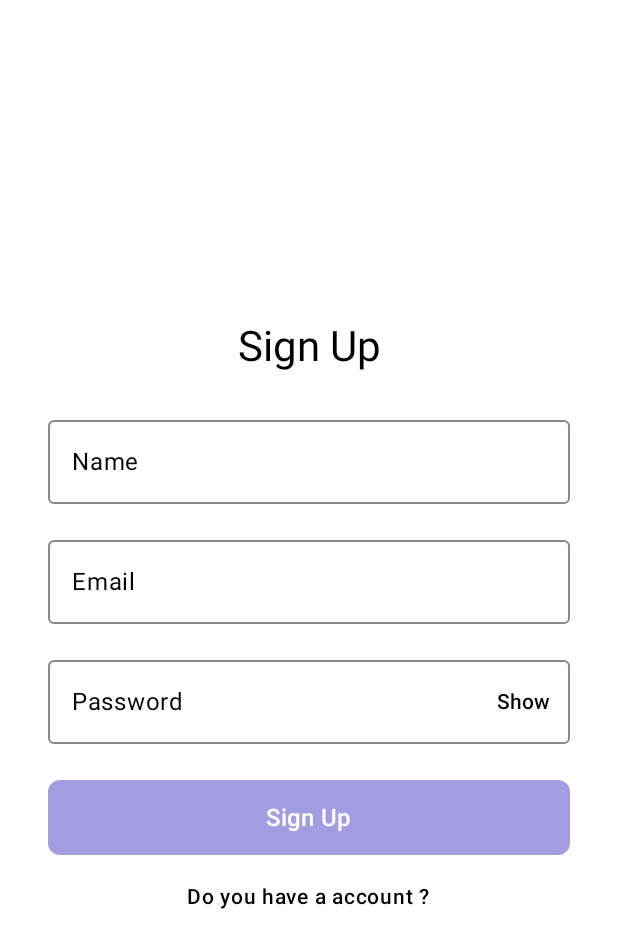
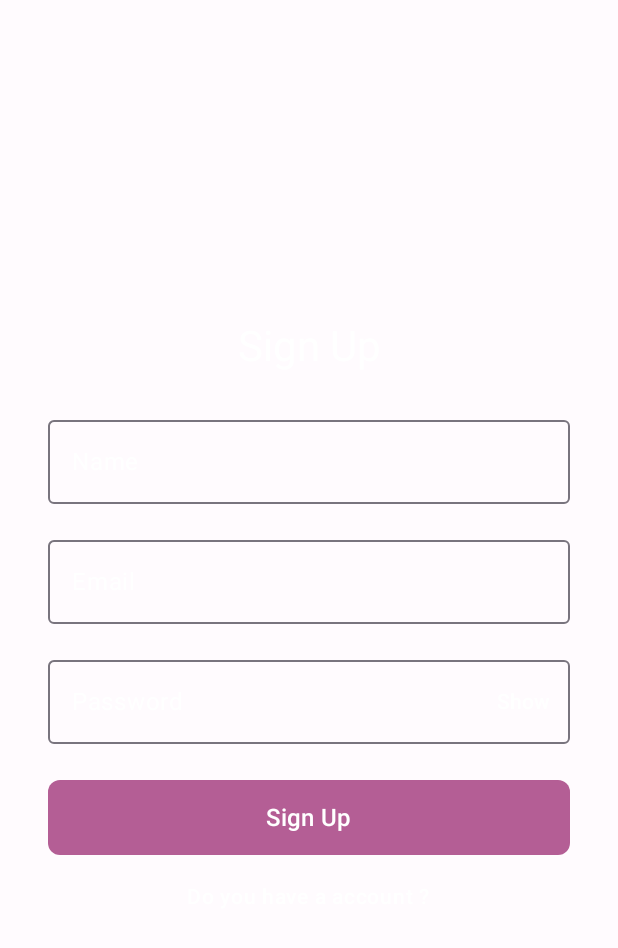
Before and after one commit to sudesuvar/toruApplication, an Android app built with Jetpack Compose: the screen it shows after launch (MainActivity), after a tap on "Sign Up", on a phone screen of 412 x 824 dp. Shown: the top 948 px of the screen. Run offline under Robolectric (Android 15) with nearby library versions, the phone set to English and light mode, and no system bars; our stand-ins replace Firebase (no records; nobody signed in at launch, a user with empty details on screens opened directly), livedata-compose; 2 statements that could not run were skipped.

Commit message:
theme setting update

```diff
--- a/app/src/main/AndroidManifest.xml
+++ b/app/src/main/AndroidManifest.xml
@@ -22,7 +22,6 @@
         <activity
             android:name=".MainActivity"
             android:exported="true"
-            android:label="@string/app_name"
             android:theme="@style/Theme.ToruApplication">
             <intent-filter>
                 <action android:name="android.intent.action.MAIN" />
--- a/app/src/main/java/com/example/toruapplication/MainActivity.kt
+++ b/app/src/main/java/com/example/toruapplication/MainActivity.kt
@@ -29,12 +29,13 @@ import com.example.toruapplication.pages.MainPage
 import com.example.toruapplication.pages.SettingsPage
 import com.example.toruapplication.pages.WelcomePage
 import com.example.toruapplication.pages.SignupPage
-import com.example.toruapplication.theme.ThemeViewModel
-import com.example.toruapplication.theme.ToruTheme
+import com.example.toruapplication.ui.theme.ThemeViewModel
+import com.example.toruapplication.ui.theme.ToruTheme
 import com.example.toruapplication.viewmodel.AuthState
 import com.example.toruapplication.viewmodel.AuthViewModel
 import com.google.firebase.FirebaseApp
 import android.Manifest
+import androidx.compose.foundation.isSystemInDarkTheme
 import androidx.compose.runtime.setValue
 import com.example.toruapplication.viewmodel.AudioRecorderViewModel
 import com.google.firebase.appcheck.FirebaseAppCheck
@@ -56,7 +57,9 @@ class MainActivity : ComponentActivity() {
         )
         enableEdgeToEdge()
         setContent {
-            var darkTheme by remember { mutableStateOf(false) }
+            //var darkTheme by remember { mutableStateOf(false) }
+            val isSystemDark = isSystemInDarkTheme()
+            var darkTheme by remember { mutableStateOf(isSystemDark) }
             ToruTheme(darkTheme = darkTheme) {
                 ToruApp(darkTheme, onThemeUpdated = { darkTheme = !darkTheme })
             }
--- a/app/src/main/java/com/example/toruapplication/pages/SignupPage.kt
+++ b/app/src/main/java/com/example/toruapplication/pages/SignupPage.kt
@@ -62,7 +62,7 @@ fun SignupPage(navController: NavController, viewModel: AuthViewModel) {
     Box(
         modifier = Modifier
             .fillMaxSize()
-            .background(Color.White)
+            .background(MaterialTheme.colorScheme.background)
             .pointerInput(Unit) {
                 detectTapGestures(onTap = {
                     focusManager.clearFocus()
@@ -78,7 +78,7 @@ fun SignupPage(navController: NavController, viewModel: AuthViewModel) {
         ) {
             Text(
                 text = "Sign Up",
-                color = Color.Black,
+                color = MaterialTheme.colorScheme.onSurface,
                 fontSize = 28.sp,
                 style = MaterialTheme.typography.titleLarge
             )
@@ -89,18 +89,18 @@ fun SignupPage(navController: NavController, viewModel: AuthViewModel) {
             OutlinedTextField(
                 value = name.value,
                 onValueChange = { name.value = it },
-                label = { Text("Name", color = Color.Black) }, // Label color set to black
+                label = { Text("Name", color = MaterialTheme.colorScheme.onSurface) }, // Label color set to black
                 modifier = Modifier
                     .fillMaxWidth()
                     .padding(horizontal = 16.dp),
                 colors = OutlinedTextFieldDefaults.colors(
                     unfocusedContainerColor = Color.Transparent,
                     focusedContainerColor = Color.Transparent,
-                    unfocusedLabelColor = Color.Gray,
-                    focusedLabelColor = Color.Black,
-                    cursorColor = Color.Black,
-                    unfocusedBorderColor = Color.Gray,
-                    focusedBorderColor = Color.Black
+                    unfocusedLabelColor = MaterialTheme.colorScheme.outline,
+                    focusedLabelColor = MaterialTheme.colorScheme.onSurface,
+                    cursorColor = MaterialTheme.colorScheme.onSurface,
+                    unfocusedBorderColor = MaterialTheme.colorScheme.outline,
+                    focusedBorderColor = MaterialTheme.colorScheme.onSurface
                 ),
                 keyboardOptions = KeyboardOptions.Default.copy(
                     keyboardType = KeyboardType.Text
@@ -113,18 +113,18 @@ fun SignupPage(navController: NavController, viewModel: AuthViewModel) {
             OutlinedTextField(
                 value = email.value,
                 onValueChange = { email.value = it },
-                label = { Text("Email", color = Color.Black) },
+                label = { Text("Email", color = MaterialTheme.colorScheme.onSurface) },
                 modifier = Modifier
                     .fillMaxWidth()
                     .padding(horizontal = 16.dp),
                 colors = OutlinedTextFieldDefaults.colors(
                     unfocusedContainerColor = Color.Transparent,
                     focusedContainerColor = Color.Transparent,
-                    unfocusedLabelColor = Color.Gray,
-                    focusedLabelColor = Color.Black,
-                    cursorColor = Color.Black,
-                    unfocusedBorderColor = Color.Gray,
-                    focusedBorderColor = Color.Black
+                    unfocusedLabelColor = MaterialTheme.colorScheme.outline,
+                    focusedLabelColor = MaterialTheme.colorScheme.onSurface,
+                    cursorColor = MaterialTheme.colorScheme.onSurface,
+                    unfocusedBorderColor = MaterialTheme.colorScheme.outline,
+                    focusedBorderColor = MaterialTheme.colorScheme.onSurface
                 ),
                 keyboardOptions = KeyboardOptions.Default.copy(
                     keyboardType = KeyboardType.Email
@@ -137,24 +137,24 @@ fun SignupPage(navController: NavController, viewModel: AuthViewModel) {
             OutlinedTextField(
                 value = password.value,
                 onValueChange = { password.value = it },
-                label = { Text("Password", color = Color.Black) },
+                label = { Text("Password", color = MaterialTheme.colorScheme.onSurface) },
                 modifier = Modifier
                     .fillMaxWidth()
                     .padding(horizontal = 16.dp),
                 colors = OutlinedTextFieldDefaults.colors(
                     unfocusedContainerColor = Color.Transparent,
                     focusedContainerColor = Color.Transparent,
-                    unfocusedLabelColor = Color.Gray,
-                    focusedLabelColor = Color.Black,
-                    cursorColor = Color.Black,
-                    unfocusedBorderColor = Color.Gray,
-                    focusedBorderColor = Color.Black
+                    unfocusedLabelColor = MaterialTheme.colorScheme.outline,
+                    focusedLabelColor = MaterialTheme.colorScheme.onSurface,
+                    cursorColor = MaterialTheme.colorScheme.onSurface,
+                    unfocusedBorderColor = MaterialTheme.colorScheme.outline,
+                    focusedBorderColor = MaterialTheme.colorScheme.onSurface
                 ),
                 visualTransformation = if (passwordVisible.value) VisualTransformation.None else PasswordVisualTransformation(),
                 trailingIcon = {
                     val icon = if (passwordVisible.value) "Hide" else "Show"
                     TextButton(onClick = { passwordVisible.value = !passwordVisible.value }) {
-                        Text(icon, color = Color.Black)
+                        Text(icon, color = MaterialTheme.colorScheme.onSurface)
                     }
                 },
                 keyboardOptions = KeyboardOptions.Default.copy(
@@ -176,7 +176,7 @@ fun SignupPage(navController: NavController, viewModel: AuthViewModel) {
                     .padding(horizontal = 16.dp)
                     .height(50.dp),
                 shape = RoundedCornerShape(8.dp),
-                colors = ButtonDefaults.buttonColors(containerColor = colorResource(id = R.color.Primary)) // Set button background to black
+                colors = ButtonDefaults.buttonColors(containerColor = MaterialTheme.colorScheme.primary)
             ) {
                 Text("Sign Up", color = Color.White, fontSize = 16.sp, fontWeight = FontWeight.SemiBold)
             }
@@ -186,7 +186,7 @@ fun SignupPage(navController: NavController, viewModel: AuthViewModel) {
 
             Text(
                 text = "Do you have a account ?",
-                color = Color.Black,
+                color = MaterialTheme.colorScheme.onSurface,
                 modifier = Modifier.clickable { navController.navigate("login") },
                 fontSize = 14.sp,
                 fontWeight = FontWeight.Medium
--- a/app/src/main/java/com/example/toruapplication/pages/WelcomePage.kt
+++ b/app/src/main/java/com/example/toruapplication/pages/WelcomePage.kt
@@ -2,6 +2,7 @@ package com.example.toruapplication.pages
 
 import android.widget.Toast
 import androidx.compose.foundation.Image
+import androidx.compose.foundation.background
 import androidx.compose.runtime.Composable
 import androidx.compose.foundation.layout.*
 import androidx.compose.foundation.shape.RoundedCornerShape
@@ -41,7 +42,9 @@ fun WelcomePage(navController: NavController, viewModel: AuthViewModel){
         }
     }
     Box(
-        modifier = Modifier.fillMaxSize()
+        modifier = Modifier
+            .fillMaxSize()
+            .background(MaterialTheme.colorScheme.background)
     ) {
         Column(
             modifier = Modifier
@@ -63,7 +66,7 @@ fun WelcomePage(navController: NavController, viewModel: AuthViewModel){
 
             Text(
                 text = "Welcome to Toro",
-                color = Color.Black,
+                color = MaterialTheme.colorScheme.onSurface,
                 fontSize = 28.sp,
                 fontWeight = FontWeight.Bold,
                 textAlign = TextAlign.Center
@@ -74,7 +77,7 @@ fun WelcomePage(navController: NavController, viewModel: AuthViewModel){
             // Login Butonu
             Button(
                 onClick = {navController.navigate(Routes.LoginPage)  },
-                colors = ButtonDefaults.buttonColors(containerColor = colorResource(id = R.color.Primary)),
+                colors = ButtonDefaults.buttonColors(containerColor = MaterialTheme.colorScheme.primary),
                 shape = RoundedCornerShape(12.dp),
                 modifier = Modifier
                     .fillMaxWidth()
@@ -83,7 +86,7 @@ fun WelcomePage(navController: NavController, viewModel: AuthViewModel){
             ) {
                 Text(
                     text = "Login",
-                    color = Color.White,
+                    color = MaterialTheme.colorScheme.onPrimary,
                     fontSize = 16.sp,
                     fontWeight = FontWeight.SemiBold
                 )
@@ -94,7 +97,7 @@ fun WelcomePage(navController: NavController, viewModel: AuthViewModel){
             // Sign Up Butonu
             Button(
                 onClick = {navController.navigate(Routes.SignupPage)},
-                colors = ButtonDefaults.buttonColors(containerColor = colorResource(id = R.color.Primary)),
+                colors = ButtonDefaults.buttonColors(containerColor = MaterialTheme.colorScheme.primary),
                 shape = RoundedCornerShape(12.dp),
                 modifier = Modifier
                     .fillMaxWidth()
@@ -103,7 +106,7 @@ fun WelcomePage(navController: NavController, viewModel: AuthViewModel){
             ) {
                 Text(
                     text = "Sign Up",
-                    color = Color.White,
+                    color = MaterialTheme.colorScheme.onSecondary,
                     fontSize = 16.sp,
                     fontWeight = FontWeight.SemiBold
                 )
--- a/app/src/main/java/com/example/toruapplication/theme/Type.kt
+++ /dev/null
@@ -1,34 +0,0 @@
-package com.example.toruapplication.theme
-
-import androidx.compose.material3.Typography
-import androidx.compose.ui.text.TextStyle
-import androidx.compose.ui.text.font.FontFamily
-import androidx.compose.ui.text.font.FontWeight
-import androidx.compose.ui.unit.sp
-
-// Set of Material typography styles to start with
-val Typography = Typography(
-    bodyLarge = TextStyle(
-        fontFamily = FontFamily.Default,
-        fontWeight = FontWeight.Normal,
-        fontSize = 16.sp,
-        lineHeight = 24.sp,
-        letterSpacing = 0.5.sp
-    )
-    /* Other default text styles to override
-    titleLarge = TextStyle(
-        fontFamily = FontFamily.Default,
-        fontWeight = FontWeight.Normal,
-        fontSize = 22.sp,
-        lineHeight = 28.sp,
-        letterSpacing = 0.sp
-    ),
-    labelSmall = TextStyle(
-        fontFamily = FontFamily.Default,
-        fontWeight = FontWeight.Medium,
-        fontSize = 11.sp,
-        lineHeight = 16.sp,
-        letterSpacing = 0.5.sp
-    )
-    */
-)
--- a/app/src/main/java/com/example/toruapplication/theme/ThemeViewModel.kt
+++ b/app/src/main/java/com/example/toruapplication/ui/theme/ThemeViewModel.kt
@@ -1,4 +1,4 @@
-package com.example.toruapplication.theme
+package com.example.toruapplication.ui.theme
 
 import android.util.Log
 import androidx.compose.runtime.MutableState
--- a/app/src/main/java/com/example/toruapplication/theme/ToruTheme.kt
+++ b/app/src/main/java/com/example/toruapplication/ui/theme/ToruTheme.kt
@@ -1,4 +1,4 @@
-package com.example.toruapplication.theme
+package com.example.toruapplication.ui.theme
 
 
 import android.os.Build
@@ -17,37 +17,46 @@ import androidx.compose.ui.platform.LocalContext
 import androidx.compose.ui.platform.LocalView
 import androidx.core.view.ViewCompat
 
+val Purple80 = Color(0xFFB45E95) // Eski: D0BCFF -> Yeni: B45E95
+val PurpleGrey80 = Color(0xFFCCC2DC) // Bu rengi değiştirmedim, istersen değiştirebilirsin.
+val Pink80 = Color(0xFFEFB8C8) // Bu rengi değiştirmedim, istersen değiştirebilirsin.
+
+val Purple40 = Color(0xFFB45E95) // Eski: 6650a4 -> Yeni: B45E95
+val PurpleGrey40 = Color(0xFF625B71) // Bu rengi değiştirmedim, istersen değiştirebilirsin.
+val Pink40 = Color(0xFF7D5260) // Bu rengi değiştirmedim, istersen değiştirebilirsin.
+
+
 private val DarkColorScheme = darkColorScheme(
-    primary = Color(0xFFA29DE0), // Primary
-    onPrimary = Color(0xFFFFFFFF), // White
-    secondary = Color(0xFF605B85), // Secondary
-    tertiary = Color(0xFFE3D7ED), // Tertiary
-    background = Color(0xFF121212), // Dark background (genellikle koyu temalarda)
-    surface = Color(0xFF1E1E1E), // Dark yüzey rengi
-    onBackground = Color(0xFFDCDCDC), // BrokenWhite
-    //onSurface = Color(0xFFDCDCDC) // BrokenWhite         // Yüzey rengi üzerine yazı rengi
-    onSurface = Color.Red
+    primary = Purple80,
+    secondary = PurpleGrey80,
+    tertiary = Pink80,
+    background = Color(0xFF121212), // Koyu arka plan rengi
+    surface = Color(0xFF1E1E1E),   // Koyu yüzey rengi
+    onPrimary = Color.White,        // Ana rengi üzerine yazı rengi
+    onSecondary = Color.White,      // İkincil rengi üzerine yazı rengi
+    onTertiary = Color.White,       // Üçüncül rengi üzerine yazı rengi
+    onBackground = Color.White,     // Arka plan rengi üzerine yazı rengi
+    onSurface = Color.White
 )
 
 private val LightColorScheme = lightColorScheme(
-    primary = Color(0xFFA29DE0), // Primary
-    secondary = Color(0xFF605B85), // Secondary
-    tertiary = Color(0xFFE3D7ED),
-    background = Color(0xFFFFFBFE),
-    surface = Color(0xFFFFFFFF),
-    onPrimary = Color.Black,
-    onSecondary = Color.Black,
-    onTertiary = Color.Black,
-    onBackground = Color.Black,
-    onSurface = Color.Black
+    primary = Purple40,
+    secondary = PurpleGrey40,
+    tertiary = Pink40,
+    background = Color(0xFFFFFBFE), // Açık arka plan rengi
+    surface = Color(0xFFFFFFFF),     // Açık yüzey rengi
+    onPrimary = Color.Black,         // Ana rengi üzerine yazı rengi
+    onSecondary = Color.Black,       // İkincil rengi üzerine yazı rengi
+    onTertiary = Color.Black,        // Üçüncül rengi üzerine yazı rengi
+    onBackground = Color.Black,      // Arka plan rengi üzerine yazı rengi
+    onSurface = Color.White
 )
 
 
 @Composable
 fun ToruTheme(
     darkTheme: Boolean = isSystemInDarkTheme(),
-    // Dynamic color is available on Android 12+
-    dynamicColor: Boolean = true,
+    dynamicColor: Boolean = false,
     content: @Composable () -> Unit
 ) {
     val colorScheme = when {
```
Also changed, not shown: app/src/main/java/com/example/toruapplication/Components/ActionBar.kt (+4 -5 lines), app/src/main/java/com/example/toruapplication/Components/NoteCreate.kt (+15 -6 lines), app/src/main/java/com/example/toruapplication/pages/LoginPage.kt (+24 -23 lines), app/src/main/java/com/example/toruapplication/pages/MainPage.kt (+8 -8 lines), app/src/main/java/com/example/toruapplication/pages/SettingsPage.kt (+20 -63 lines), app/src/main/java/com/example/toruapplication/ui/theme/Color.kt (deleted, +0 -11 lines), app/src/main/java/com/example/toruapplication/ui/theme/Theme.kt (deleted, +0 -58 lines).
